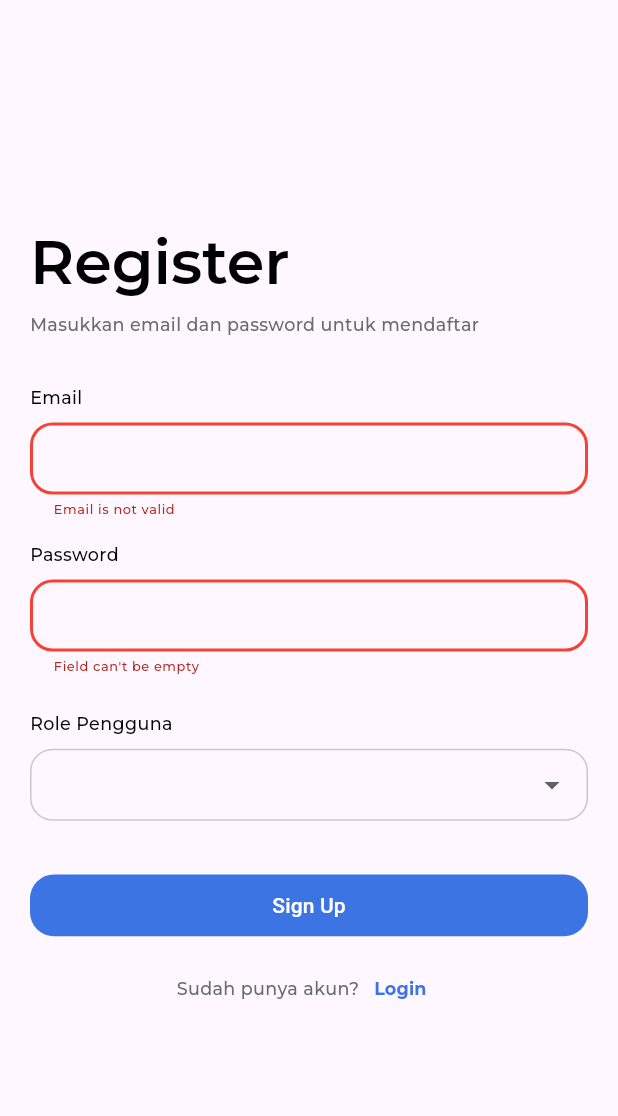
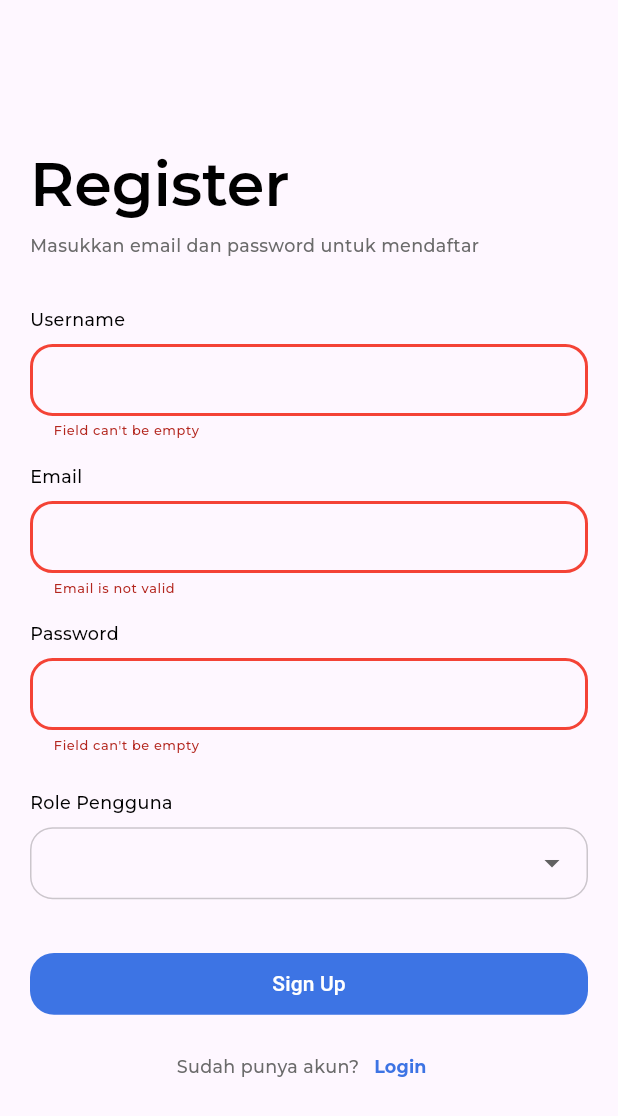
Before and after one commit to alfinosuroso/ecommerce-sqflite, a Flutter app: the SignUpScreen screen opened by its route, after a tap on "Sign Up", on a phone screen of 412 x 824 dp. Shown: the top 1116 px of the screen. Run offline on Flutter 3.47's test engine with Material 3 defaults, Android fonts, the phone set to English and light mode, and no system bars; our stand-ins replace bloc, equatable, flutter_bloc, font_awesome_flutter, go_router, sizer and 1 more; accounts and stored records are empty; project files that could hold a hidden picture were left out.

Commit message:
feat: sqflite init, user bloc, signup

```diff
--- /dev/null
+++ b/lib/bloc/bloc/user_event.dart
@@ -0,0 +1,48 @@
+part of 'user_bloc.dart';
+
+sealed class UserEvent extends Equatable {
+  const UserEvent();
+
+  @override
+  List<Object> get props => [];
+}
+
+class GetUserById extends UserEvent {
+  final int id;
+  const GetUserById(this.id);
+
+  @override
+  List<Object> get props => [id];
+}
+
+class LoginUser extends UserEvent {
+  final String name, password;
+  const LoginUser(this.name, this.password);
+
+  @override
+  List<Object> get props => [name, password];
+}
+
+class RegisterUser extends UserEvent {
+  final User user;
+  const RegisterUser(this.user);
+
+  @override
+  List<Object> get props => [user];
+}
+
+class UpdateUser extends UserEvent {
+  final User user;
+  const UpdateUser(this.user);
+
+  @override
+  List<Object> get props => [user];
+}
+
+class DeleteUser extends UserEvent {
+  final int id;
+  const DeleteUser(this.id);
+
+  @override
+  List<Object> get props => [id];
+}
--- /dev/null
+++ b/lib/bloc/bloc/user_state.dart
@@ -0,0 +1,37 @@
+part of 'user_bloc.dart';
+
+sealed class UserState extends Equatable {
+  const UserState();
+
+  @override
+  List<Object> get props => [];
+}
+
+final class UserInitial extends UserState {}
+
+class UserLoading extends UserState {
+  List<Object> get props => [];
+}
+
+class UserByIdLoaded extends UserState {
+  final User user;
+
+  const UserByIdLoaded(this.user);
+
+  @override
+  List<Object> get props => [user];
+}
+
+class UserSuccess extends UserState {
+  @override
+  List<Object> get props => [];
+}
+
+class UserError extends UserState {
+  final String message;
+
+  const UserError(this.message);
+
+  @override
+  List<Object> get props => [message];
+}
--- a/lib/models/user.dart
+++ b/lib/models/user.dart
@@ -1,10 +1,10 @@
 // models/User_model.dart
 class User {
-  final int id;
+  final int? id;
   final String username;
   final String email;
   final String password;
-  final Role role; // 'buyer' or 'seller'
+  final String role; // 'buyer' or 'seller'
 
   User({
     required this.id,
@@ -24,6 +24,7 @@ class User {
       );
 
   // Convert to Map
+
   Map<String, dynamic> toMap() {
     return {
       'id': id,
@@ -33,6 +34,11 @@ class User {
       'role': role,
     };
   }
+
+  const User.empty()
+      : id = -1,
+        username = '',
+        email = '',
+        password = '',
+        role = '';
 }
-
-enum Role { buyer, seller }
--- a/lib/screens/home_screen.dart
+++ b/lib/screens/home_screen.dart
@@ -8,7 +8,7 @@ class HomeScreen extends StatelessWidget {
 
   @override
   Widget build(BuildContext context) {
-    String role = "seller";
+    String role = "";
     if (role == "buyer") {
       return const BuyerProductListScreen();
     }
--- a/lib/screens/sign_up_screen.dart
+++ b/lib/screens/sign_up_screen.dart
@@ -1,10 +1,13 @@
+import 'package:ecommerce_sqflite/bloc/bloc/user_bloc.dart';
 import 'package:ecommerce_sqflite/common/app_colors.dart';
 import 'package:ecommerce_sqflite/common/dimen.dart';
 import 'package:ecommerce_sqflite/common/shared_code.dart';
+import 'package:ecommerce_sqflite/models/user.dart';
 import 'package:ecommerce_sqflite/widgets/custom_dropdown_text_field.dart';
 import 'package:ecommerce_sqflite/widgets/custom_text_field.dart';
 import 'package:ecommerce_sqflite/widgets/primary_text_button.dart';
 import 'package:flutter/material.dart';
+import 'package:flutter_bloc/flutter_bloc.dart';
 import 'package:go_router/go_router.dart';
 
 class SignUpScreen extends StatefulWidget {
@@ -16,6 +19,7 @@ class SignUpScreen extends StatefulWidget {
 
 class _SignUpScreenState extends State<SignUpScreen> {
   final List<String> _roleList = ["Penjual", "Pembeli"];
+  final TextEditingController _usernameController = TextEditingController();
   final TextEditingController _emailController = TextEditingController();
   final TextEditingController _passwordController = TextEditingController();
   final TextEditingController _roleController = TextEditingController();
@@ -24,7 +28,19 @@ class _SignUpScreenState extends State<SignUpScreen> {
   @override
   Widget build(BuildContext context) {
     return Scaffold(
-      body: _buildBody(context),
+      body: BlocListener<UserBloc, UserState>(
+        listener: (context, state) {
+          if (state is UserSuccess) {
+            ScaffoldMessenger.of(context).showSnackBar(
+                const SnackBar(content: Text('Registration Successful')));
+            context.go("/signin");
+          } else if (state is UserError) {
+            ScaffoldMessenger.of(context)
+                .showSnackBar(SnackBar(content: Text(state.message)));
+          }
+        },
+        child: _buildBody(context),
+      ),
     );
   }
 
@@ -34,6 +50,8 @@ class _SignUpScreenState extends State<SignUpScreen> {
         padding: const EdgeInsets.all(Dimen.pagePadding),
         child: Form(
           key: _formKey,
+          child: Center(
+            child: SingleChildScrollView(
               child: Column(
                 mainAxisAlignment: MainAxisAlignment.center,
                 crossAxisAlignment: CrossAxisAlignment.start,
@@ -49,6 +67,10 @@ class _SignUpScreenState extends State<SignUpScreen> {
                           .bodyMedium!
                           .copyWith(color: AppColors.darkGrey)),
                   Dimen.verticalSpaceLarge,
+                  CustomTextFormField(
+                    title: "Username",
+                    controller: _usernameController,
+                  ),
                   CustomTextFormField(
                     title: "Email",
                     controller: _emailController,
@@ -72,9 +94,15 @@ class _SignUpScreenState extends State<SignUpScreen> {
                   ElevatedButton(
                     onPressed: () {
                       if (_formKey.currentState!.validate()) {
-                    print("sign up");
-                  } else {
-                    return null;
+                        final newUser = User(
+                          id: null,
+                          username: _usernameController.text,
+                          email: _emailController.text,
+                          password: _passwordController.text,
+                          role: _roleController.text,
+                        );
+                        debugPrint(_roleController.text);
+                        context.read<UserBloc>().add(RegisterUser(newUser));
                       }
                     },
                     child: const Text("Sign Up"),
@@ -100,6 +128,8 @@ class _SignUpScreenState extends State<SignUpScreen> {
               ),
             ),
           ),
+        ),
+      ),
     );
   }
 }
--- /dev/null
+++ b/lib/services/database/db_helper.dart
@@ -0,0 +1,37 @@
+import 'dart:io';
+
+import 'package:ecommerce_sqflite/services/tables/user_table.dart';
+import 'package:sqflite/sqflite.dart';
+import 'package:path_provider/path_provider.dart';
+import 'package:path/path.dart';
+
+class DBHelper {
+
+  static final DBHelper dbProvider = DBHelper();
+  static const DATABASE_NAME = "ecommerce_sqflite.db";
+  static const DATABASE_VERSION = 2;
+
+  static Database? _database;
+
+  Future<Database> get database async {
+    if (_database != null) return _database!;
+    _database = await createDatabase();
+    return _database!;
+  }
+
+  Future<Database> createDatabase() async {
+    Directory documentsDirectory = await getApplicationDocumentsDirectory();
+    String path = join(documentsDirectory.path, DATABASE_NAME);
+
+    var database = await openDatabase(path, version: DATABASE_VERSION, onCreate: initDB, onUpgrade: onUpgrade);
+    return database;
+  }
+
+  void onUpgrade(Database database, int oldVersion, int newVersion) {
+    if (newVersion > oldVersion) {}
+  }
+
+  void initDB(Database database, int version) async {
+    UserTable.createTable(database, version);
+  }
+}
--- /dev/null
+++ b/lib/services/tables/user_table.dart
@@ -0,0 +1,22 @@
+import 'package:sqflite/sqflite.dart';
+
+class UserTable {
+  static const String USERS_TABLE = 'users';
+  static const String USERS_ID = 'id';
+  static const String USERS_NAME = 'username';
+  static const String USERS_EMAIL = 'email';
+  static const String USERS_PASSWORD = 'password';
+  static const String USERS_ROLE = 'role';
+
+  static void createTable(Database db, int version) async {
+    await db.execute('''
+      CREATE TABLE $USERS_TABLE (
+        $USERS_ID INTEGER PRIMARY KEY AUTOINCREMENT,
+        $USERS_NAME TEXT NOT NULL,
+        $USERS_EMAIL TEXT NOT NULL,
+        $USERS_PASSWORD TEXT NOT NULL,
+        $USERS_ROLE TEXT NOT NULL
+      )
+    ''');
+  }
+}
--- a/pubspec.yaml
+++ b/pubspec.yaml
@@ -16,6 +16,12 @@ dependencies:
   sizer: ^3.0.4
   font_awesome_flutter: ^10.8.0
   go_router: ^14.6.2
+  flutter_bloc: ^8.1.6
+  bloc: ^8.1.4
+  sqflite: ^2.4.1
+  path_provider: ^2.1.5
+  path: ^1.9.0
+  equatable: ^2.0.7
 
 dev_dependencies:
   flutter_test:
```
Also changed, not shown: lib/bloc/bloc/user_bloc.dart (added, +40 -0 lines), lib/main.dart (+14 -7 lines), lib/services/dao/user_dao.dart (added, +54 -0 lines), pubspec.lock, 1 other file. Lines whose indentation alone changed are shown as unchanged.
